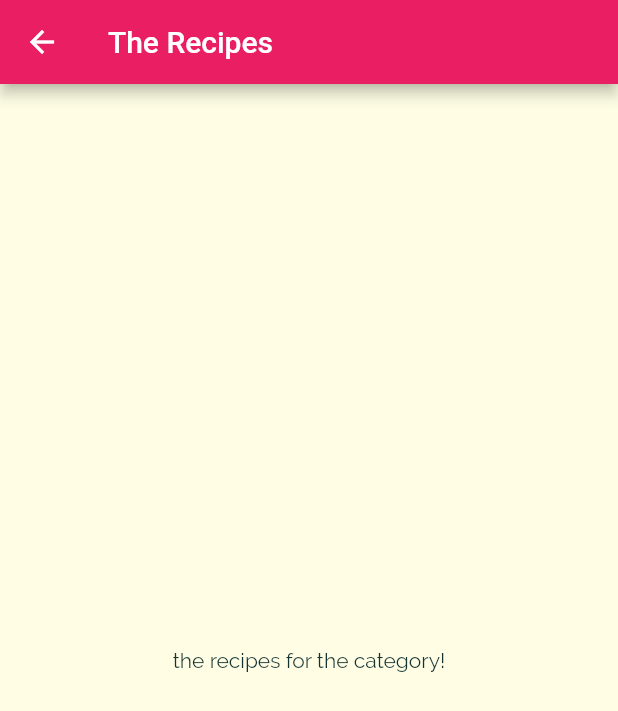
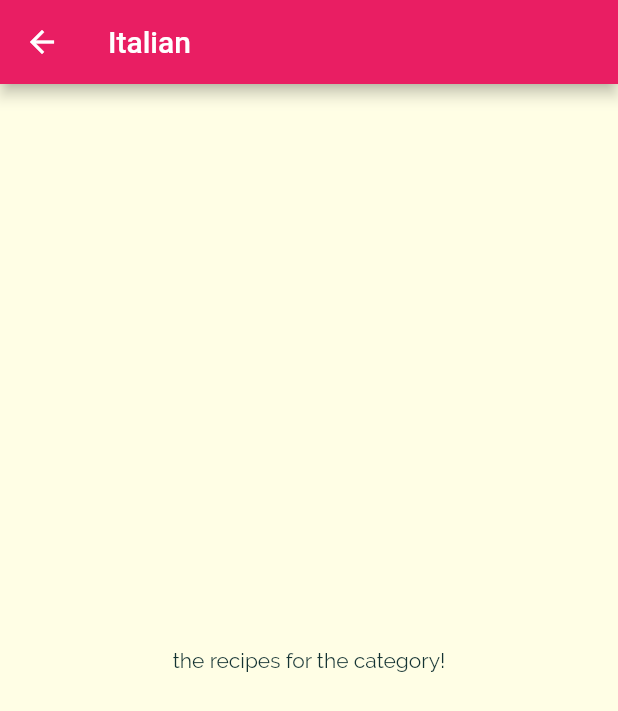
Before and after one commit to khakestari/meals_app, a Flutter app: the screen it shows after launch, after a tap on "Italian", on a phone screen of 412 x 824 dp. Shown: the top 711 px of the screen. Run offline on Flutter 3.47's test engine with Material 2 defaults, Android fonts, the phone set to English and light mode, and no system bars.

Commit message:
use named routs & pass data with them

```diff
--- a/lib/categories_screen.dart
+++ b/lib/categories_screen.dart
@@ -4,14 +4,16 @@ import './dummy_data.dart';
 import './category_item.dart';
 
 class CategoriesScreen extends StatelessWidget {
+
   @override
   Widget build(BuildContext context) {
     return Scaffold(
-      appBar: AppBar(title: const Text('DeliMEal')),
+      appBar: AppBar(title: const Text('DeliMeal')),
       body: GridView(
         padding: const EdgeInsets.all(25),
         children: DUMMY_CATEGORIES
-            .map((catData) => CategoryItem(catData.title, catData.color))
+            .map((catData) =>
+                CategoryItem(catData.id, catData.title, catData.color))
             .toList(),
         gridDelegate: const SliverGridDelegateWithMaxCrossAxisExtent(
           maxCrossAxisExtent: 200,
--- a/lib/category_item.dart
+++ b/lib/category_item.dart
@@ -3,15 +3,19 @@ import 'package:flutter/material.dart';
 import './category_meals_screeen.dart';
 
 class CategoryItem extends StatelessWidget {
+  final String id;
   final String title;
   final Color color;
 
-  CategoryItem(this.title, this.color);
+  CategoryItem(this.id, this.title, this.color);
 
   void selectCategory(BuildContext ctx) {
-    Navigator.of(ctx).push(MaterialPageRoute(builder: (_) {
-      return CategoryMealsScreen();
-    }));
+    Navigator.of(ctx).pushNamed(
+        //   MaterialPageRoute(builder: (_) {
+        //   return CategoryMealsScreen(id, title);
+        // })
+        CategoryMealsScreen.routName,
+        arguments: {'id': id, 'title': title});
   }
 
   @override
--- a/lib/category_meals_screeen.dart
+++ b/lib/category_meals_screeen.dart
@@ -1,12 +1,20 @@
 import 'package:flutter/material.dart';
+import 'package:meals_app/category_item.dart';
 
 class CategoryMealsScreen extends StatelessWidget {
-  const CategoryMealsScreen({super.key});
+  static const routName = '/category-meals';
+  // final String categoryId;
+  // final String categoryTitle;
+  // CategoryMealsScreen(this.categoryId, this.categoryTitle);
 
   @override
   Widget build(BuildContext context) {
+    final routeArgs =
+        ModalRoute.of(context)!.settings.arguments as Map<String, String>;
+    final categoryTitle = routeArgs['title'];
+    final categoryId = routeArgs['id'];
     return Scaffold(
-      appBar: AppBar(title: Text('The Recipes')),
+      appBar: AppBar(title: Text(categoryTitle!)),
       body: Center(
         child: Text('the recipes for the category!'),
       ),
--- a/lib/main.dart
+++ b/lib/main.dart
@@ -1,5 +1,6 @@
 import 'package:flutter/material.dart';
 
+import './category_meals_screeen.dart';
 import './categories_screen.dart';
 
 void main() => runApp(MyApp());
@@ -26,7 +27,12 @@ class MyApp extends StatelessWidget {
               fontWeight: FontWeight.bold,
             )),
       ),
-      home: CategoriesScreen(),
+      // home: CategoriesScreen(),
+      initialRoute: '/',
+      routes: {
+        '/': (ctx) => CategoriesScreen(), //home
+        CategoryMealsScreen.routName: (ctx) => CategoryMealsScreen(),
+      },
       debugShowCheckedModeBanner: false,
     );
   }
```
